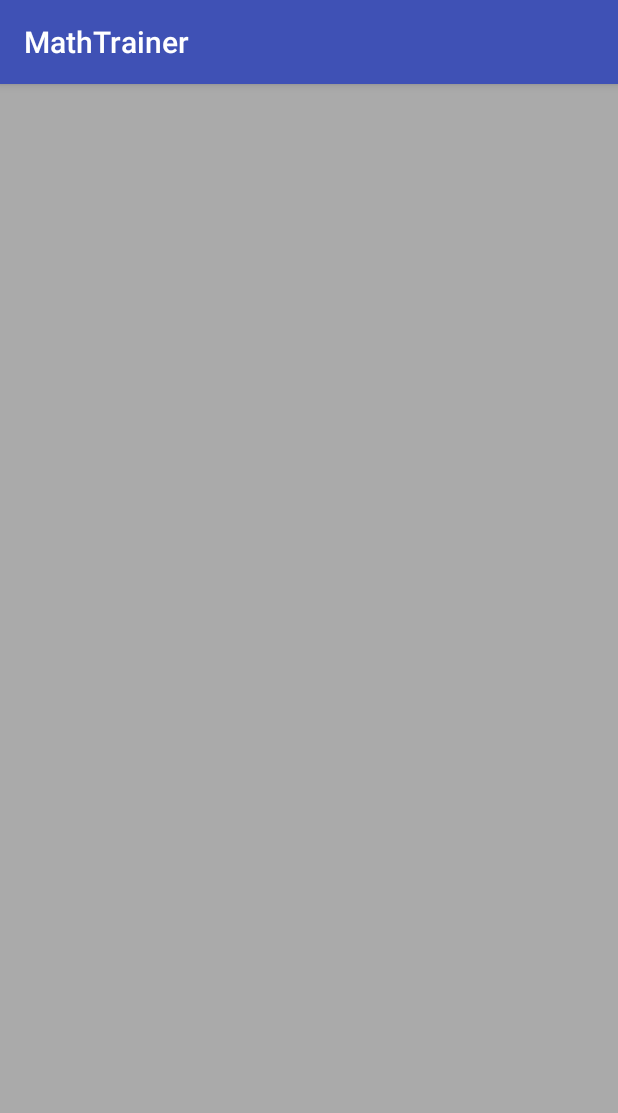
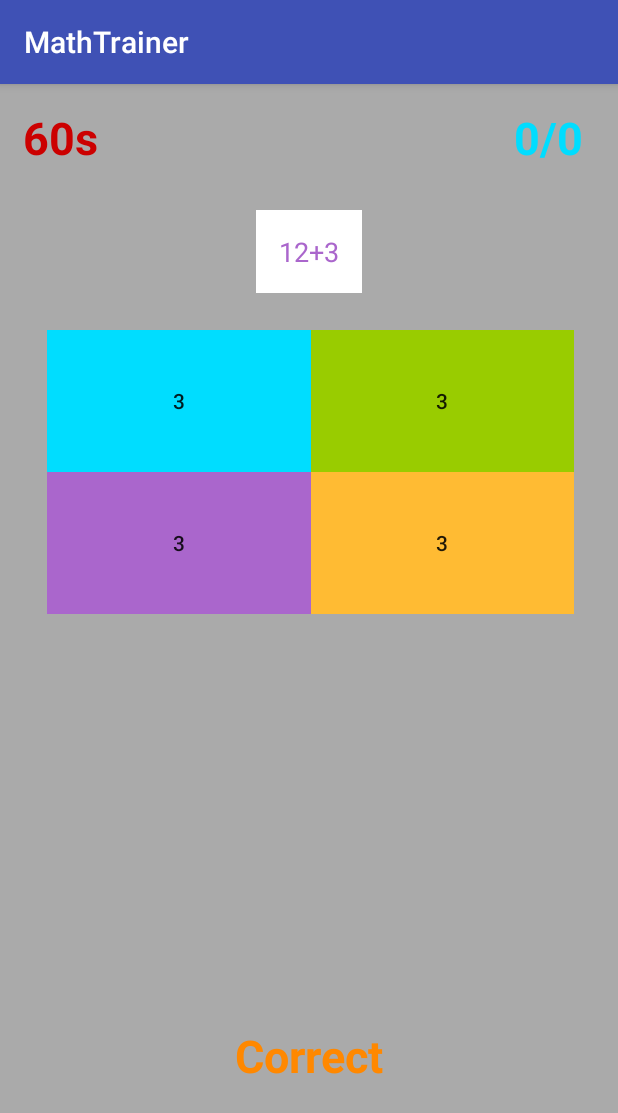
Before and after one commit to manoj1995madushanka/androidKidBrainTrainerGame, an Android app: the screen it shows after launch (MainActivity), on a phone screen of 412 x 824 dp. Shown: the top 1113 px of the screen. Run offline under Robolectric (Android 15) with nearby library versions, the phone set to English and light mode, and no system bars.

Commit message:
GUI finish

```diff
--- a/app/build.gradle
+++ b/app/build.gradle
@@ -25,4 +25,5 @@ dependencies {
     testImplementation 'junit:junit:4.12'
     androidTestImplementation 'com.android.support.test:runner:1.0.2'
     androidTestImplementation 'com.android.support.test.espresso:espresso-core:3.0.2'
+    implementation 'com.android.support:gridlayout-v7:26.1.0'
 }
--- a/app/src/main/res/layout/activity_main.xml
+++ b/app/src/main/res/layout/activity_main.xml
@@ -5,7 +5,8 @@
     android:layout_width="match_parent"
     android:layout_height="match_parent"
     android:background="@android:color/darker_gray"
-    tools:context=".MainActivity">
+    tools:context=".MainActivity"
+    tools:layout_editor_absoluteY="81dp">
 
     <Button
         android:id="@+id/btnGo"
@@ -27,4 +28,140 @@
         app:layout_constraintEnd_toEndOf="parent"
         app:layout_constraintStart_toStartOf="parent"
         app:layout_constraintTop_toTopOf="parent" />
+
+    <TextView
+        android:id="@+id/timerTextView"
+        android:layout_width="wrap_content"
+        android:layout_height="wrap_content"
+        android:padding="15dp"
+        android:text="60s"
+        android:textAlignment="center"
+        android:textColor="@android:color/holo_red_dark"
+        android:textSize="30sp"
+        android:textStyle="bold"
+        tools:layout_editor_absoluteX="16dp"
+        tools:layout_editor_absoluteY="16dp" />
+
+    <TextView
+        android:id="@+id/pointsTextView"
+        android:layout_width="wrap_content"
+        android:layout_height="wrap_content"
+        android:layout_marginEnd="8dp"
+        android:padding="15dp"
+        android:text="0/0"
+        android:textAlignment="center"
+        android:textColor="@android:color/holo_blue_bright"
+        android:textSize="30sp"
+        android:textStyle="bold"
+        app:layout_constraintEnd_toEndOf="parent"
+        tools:layout_editor_absoluteY="16dp" />
+
+    <TextView
+        android:id="@+id/sumTextView"
+        android:layout_width="wrap_content"
+        android:layout_height="wrap_content"
+        android:layout_marginEnd="8dp"
+        android:layout_marginStart="8dp"
+        android:layout_marginTop="84dp"
+        android:background="@android:color/white"
+        android:padding="15dp"
+        android:text="12+3"
+        android:textAlignment="center"
+        android:textColor="@android:color/holo_purple"
+        android:textSize="18sp"
+        app:layout_constraintEnd_toEndOf="parent"
+        app:layout_constraintStart_toStartOf="parent"
+        app:layout_constraintTop_toTopOf="parent" />
+
+    <android.support.v7.widget.GridLayout
+        android:id="@+id/gridLayout"
+        android:layout_width="351dp"
+        android:layout_height="189dp"
+        android:layout_marginBottom="8dp"
+        android:layout_marginEnd="8dp"
+        android:layout_marginStart="8dp"
+        android:layout_marginTop="164dp"
+        app:layout_constraintBottom_toBottomOf="parent"
+        app:layout_constraintEnd_toEndOf="parent"
+        app:layout_constraintHorizontal_bias="0.529"
+        app:layout_constraintStart_toStartOf="parent"
+        app:layout_constraintTop_toTopOf="parent"
+        app:layout_constraintVertical_bias="0.0"
+        tools:ignore="MissingConstraints">
+
+        <Button
+
+            android:id="@+id/button0"
+            android:layout_width="wrap_content"
+            android:layout_height="wrap_content"
+            android:background="@android:color/holo_blue_bright"
+            android:tag="0"
+            android:text="3"
+            app:layout_column="0"
+            app:layout_columnWeight="1"
+            app:layout_gravity="fill"
+            app:layout_row="0"
+            app:layout_rowWeight="1" />
+
+        <Button
+
+            android:id="@+id/button1"
+            android:layout_width="wrap_content"
+            android:layout_height="wrap_content"
+            android:background="@android:color/holo_green_light"
+            android:tag="1"
+            android:text="3"
+            app:layout_column="1"
+            app:layout_columnWeight="1"
+            app:layout_gravity="fill"
+            app:layout_row="0"
+            app:layout_rowWeight="1" />
+
+
+        <Button
+
+            android:id="@+id/button2"
+            android:layout_width="wrap_content"
+            android:layout_height="wrap_content"
+            android:background="@android:color/holo_purple"
+            android:tag="2"
+            android:text="3"
+            app:layout_column="0"
+            app:layout_columnWeight="1"
+            app:layout_gravity="fill"
+            app:layout_row="1"
+            app:layout_rowWeight="1" />
+
+
+        <Button
+
+            android:id="@+id/button3"
+            android:layout_width="wrap_content"
+            android:layout_height="wrap_content"
+            android:background="@android:color/holo_orange_light"
+            android:tag="3"
+            android:text="3"
+            app:layout_column="1"
+            app:layout_columnWeight="1"
+            app:layout_gravity="fill"
+            app:layout_row="1"
+            app:layout_rowWeight="1" />
+
+        />
+    </android.support.v7.widget.GridLayout>
+
+    <TextView
+        android:id="@+id/textView4"
+        android:layout_width="wrap_content"
+        android:layout_height="wrap_content"
+        android:layout_marginBottom="100dp"
+        android:layout_marginEnd="8dp"
+        android:layout_marginStart="8dp"
+        android:text="Correct"
+        android:textColor="@android:color/holo_orange_dark"
+        android:textSize="30sp"
+        android:textStyle="bold"
+        app:layout_constraintBottom_toBottomOf="parent"
+        app:layout_constraintEnd_toEndOf="parent"
+        app:layout_constraintStart_toStartOf="parent" />
 </android.support.constraint.ConstraintLayout>
```
